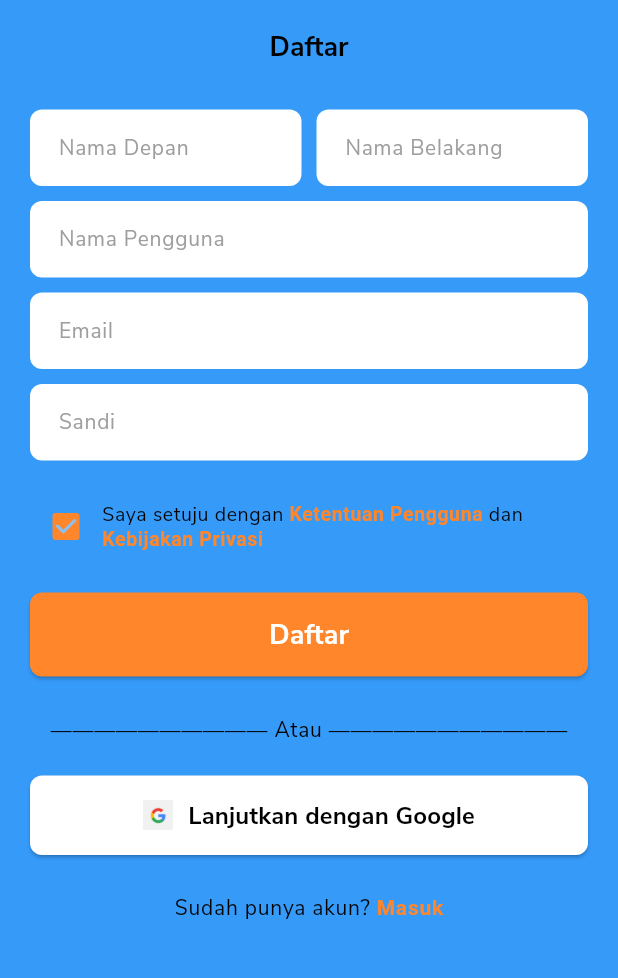
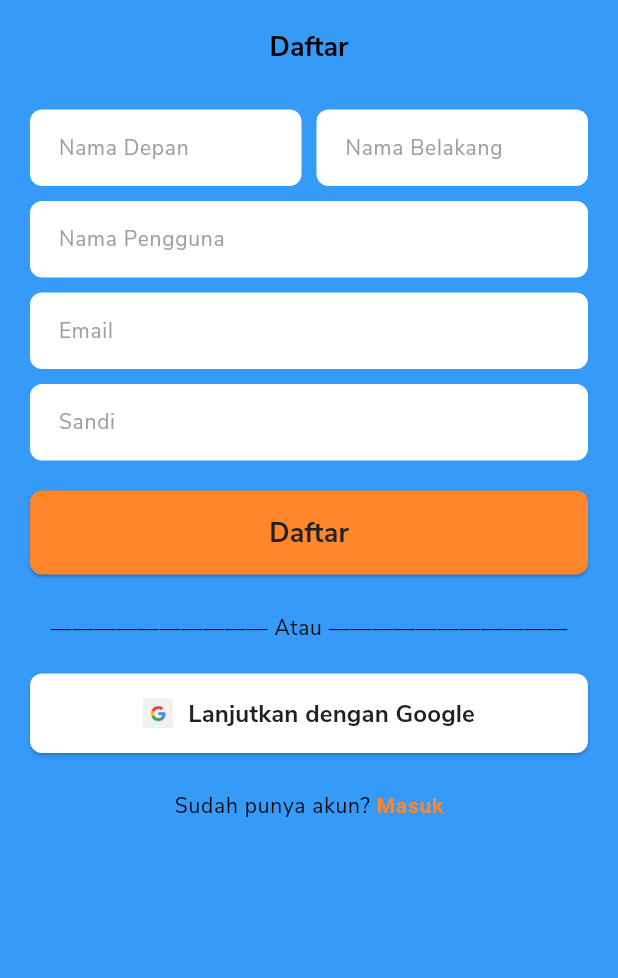
Before and after one commit to FathanBagas07/Satursun-Freelance-Mobile, a Flutter app: the SignUpScreen screen opened by its route, on a phone screen of 412 x 824 dp, the part 84-1062 px from its top. Run offline on Flutter 3.47's test engine with Material 3 defaults, Android fonts, the phone set to English and light mode, and no system bars; our stand-ins replace firebase_auth, firebase_core, go_router, google_sign_in; accounts and stored records are empty.

Commit message:
Refactor: change colorScheme

```diff
--- a/mobile/lib/modules/auth/screens/sign_up_screen.dart
+++ b/mobile/lib/modules/auth/screens/sign_up_screen.dart
@@ -17,8 +17,6 @@ class _SignUpScreenState extends State<SignUpScreen> {
   final TextEditingController _lastNameController = TextEditingController();
   final TextEditingController _usernameController = TextEditingController();
   final TextEditingController _passwordController = TextEditingController();
-
-  bool _agree = true;
 
   @override
   void dispose() {
@@ -96,51 +94,51 @@ class _SignUpScreenState extends State<SignUpScreen> {
             ),
             const SizedBox(height: 20),
 
-            // ===== Checkbox =====
-            Row(
-              children: [
-                Checkbox(
-                  value: _agree,
-                  activeColor: Theme.of(context).colorScheme.secondary,
-                  onChanged: (value) {
-                    setState(() {
-                      _agree = value ?? false;
-                    });
-                  },
-                ),
-                Expanded(
-                  child: Text.rich(
-                    TextSpan(
-                      text: 'Saya setuju dengan ',
-                      style: Theme.of(context).textTheme.bodySmall!.copyWith(
-                            fontSize: 13,
-                            color: Colors.black,
-                          ),
-                      children: [
-                        TextSpan(
-                          text: 'Ketentuan Pengguna',
-                          style: TextStyle(
-                            color:
-                                Theme.of(context).colorScheme.secondary,
-                            fontWeight: FontWeight.bold,
-                          ),
-                        ),
-                        const TextSpan(text: ' dan '),
-                        TextSpan(
-                          text: 'Kebijakan Privasi',
-                          style: TextStyle(
-                            color:
-                                Theme.of(context).colorScheme.secondary,
-                            fontWeight: FontWeight.bold,
-                          ),
-                        ),
-                      ],
-                    ),
-                  ),
-                ),
-              ],
-            ),
-            const SizedBox(height: 20),
+            // // ===== Checkbox =====
+            // Row(
+            //   children: [
+            //     Checkbox(
+            //       value: _agree,
+            //       activeColor: Theme.of(context).colorScheme.secondary,
+            //       onChanged: (value) {
+            //         setState(() {
+            //           _agree = value ?? false;
+            //         });
+            //       },
+            //     ),
+            //     Expanded(
+            //       child: Text.rich(
+            //         TextSpan(
+            //           text: 'Saya setuju dengan ',
+            //           style: Theme.of(context).textTheme.bodySmall!.copyWith(
+            //                 fontSize: 13,
+            //                 color: Colors.black,
+            //               ),
+            //           children: [
+            //             TextSpan(
+            //               text: 'Ketentuan Pengguna',
+            //               style: TextStyle(
+            //                 color:
+            //                     Theme.of(context).colorScheme.secondary,
+            //                 fontWeight: FontWeight.bold,
+            //               ),
+            //             ),
+            //             const TextSpan(text: ' dan '),
+            //             TextSpan(
+            //               text: 'Kebijakan Privasi',
+            //               style: TextStyle(
+            //                 color:
+            //                     Theme.of(context).colorScheme.secondary,
+            //                 fontWeight: FontWeight.bold,
+            //               ),
+            //             ),
+            //           ],
+            //         ),
+            //       ),
+            //     ),
+            //   ],
+            // ),
+            // const SizedBox(height: 20),
 
             // ===== Tombol Daftar =====
             ElevatedButton(
@@ -173,7 +171,9 @@ class _SignUpScreenState extends State<SignUpScreen> {
                 style: Theme.of(context)
                     .textTheme
                     .labelLarge!
-                    .copyWith(fontSize: 18),
+                    .copyWith(fontSize: 18,
+                      color: Theme.of(context).colorScheme.onSurface,
+                    ),
               ),
             ),
             const SizedBox(height: 25),
@@ -220,7 +220,7 @@ class _SignUpScreenState extends State<SignUpScreen> {
                     style: Theme.of(context)
                         .textTheme
                         .labelLarge!
-                        .copyWith(color: Colors.black),
+                        .copyWith(color: Theme.of(context).colorScheme.onSurface),
                   ),
                 ],
               ),
```
